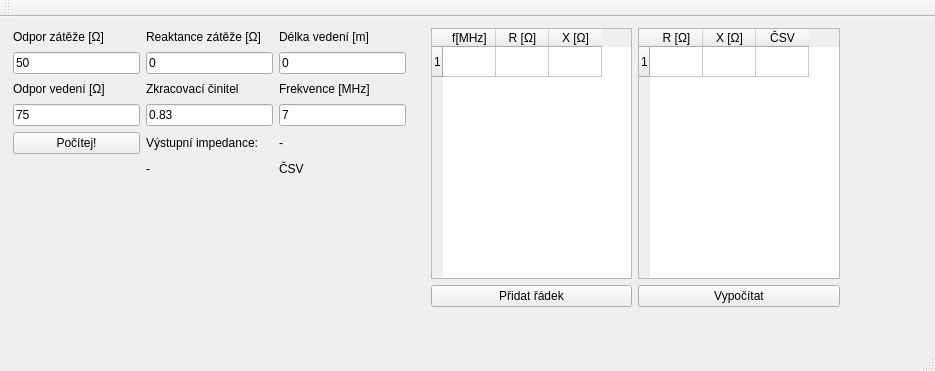
Old version of the form jako_tl/mainwindow.ui in the repository Hume2/ASW-Details.
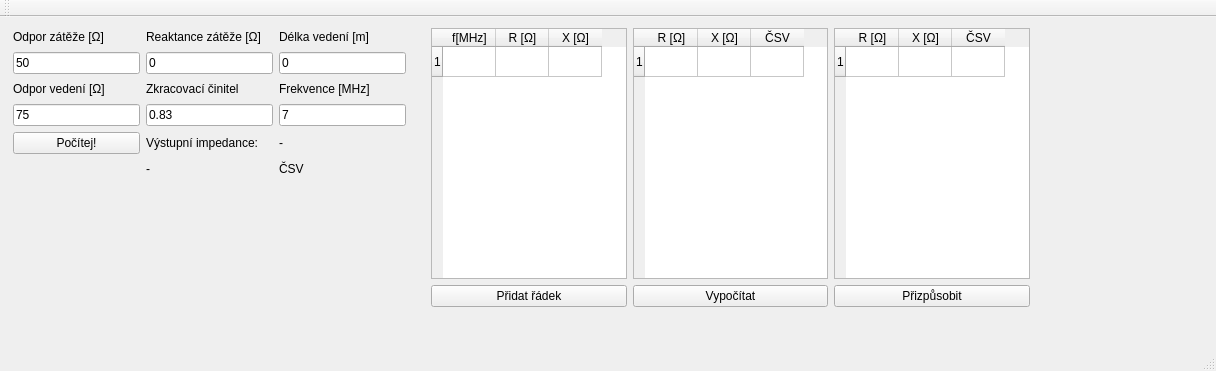
New version of the form.

The edit to the form file:
```diff
--- a/jako_tl/mainwindow.ui
+++ b/jako_tl/mainwindow.ui
@@ -6,7 +6,7 @@
    <rect>
     <x>0</x>
     <y>0</y>
-    <width>935</width>
+    <width>1216</width>
     <height>371</height>
    </rect>
   </property>
@@ -156,7 +156,7 @@
      <rect>
       <x>420</x>
       <y>0</y>
-      <width>431</width>
+      <width>621</width>
       <height>301</height>
      </rect>
     </property>
@@ -245,6 +245,51 @@
        </property>
       </widget>
      </item>
+     <item row="0" column="2">
+      <widget class="QTableWidget" name="t_vystup_2">
+       <property name="enabled">
+        <bool>true</bool>
+       </property>
+       <property name="editTriggers">
+        <set>QAbstractItemView::NoEditTriggers</set>
+       </property>
+       <property name="showGrid">
+        <bool>true</bool>
+       </property>
+       <property name="rowCount">
+        <number>1</number>
+       </property>
+       <property name="columnCount">
+        <number>3</number>
+       </property>
+       <attribute name="horizontalHeaderDefaultSectionSize">
+        <number>53</number>
+       </attribute>
+       <row/>
+       <column>
+        <property name="text">
+         <string>R [Ω]</string>
+        </property>
+       </column>
+       <column>
+        <property name="text">
+         <string>X [Ω]</string>
+        </property>
+       </column>
+       <column>
+        <property name="text">
+         <string>ČSV</string>
+        </property>
+       </column>
+      </widget>
+     </item>
+     <item row="1" column="2">
+      <widget class="QPushButton" name="pushButton_4">
+       <property name="text">
+        <string>Přizpůsobit</string>
+       </property>
+      </widget>
+     </item>
     </layout>
    </widget>
   </widget>
```
Left out of the diff: 2 changed lines with no effect on the pictures.
